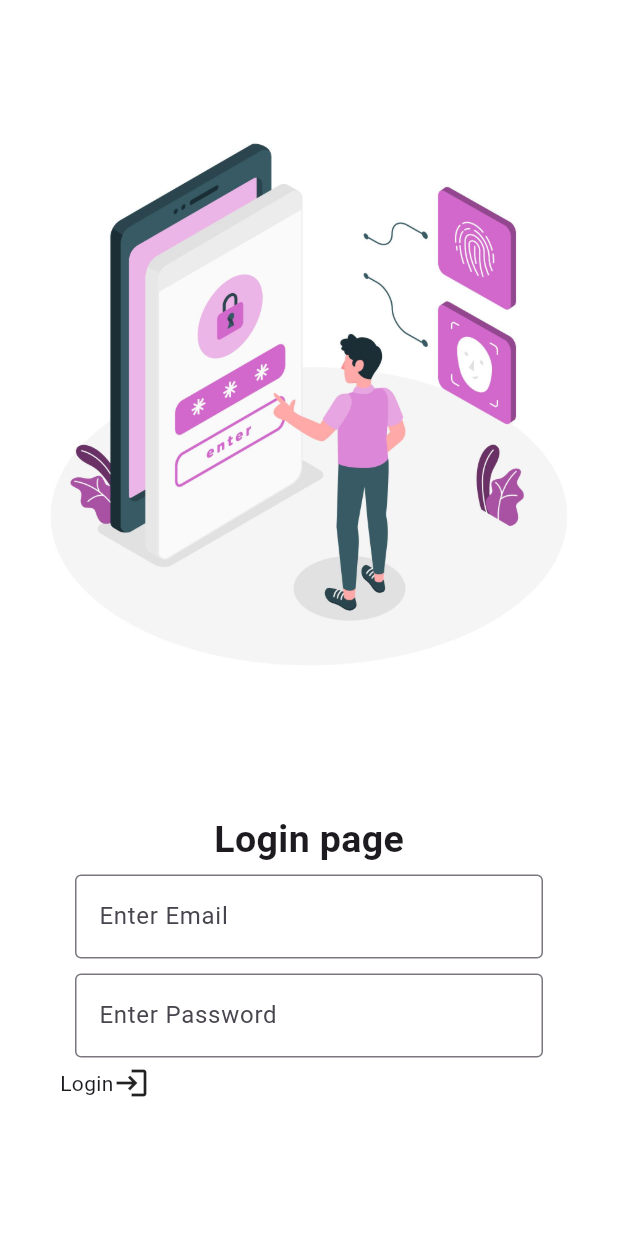
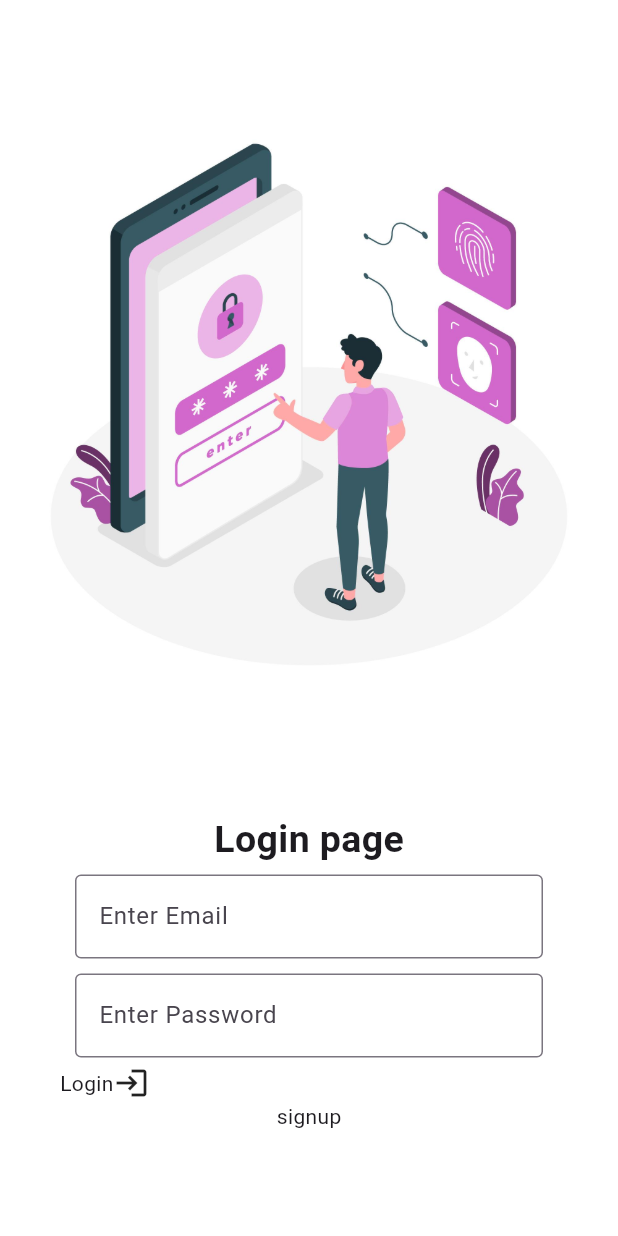
Before and after one commit to deepak7727/flutter-music, a Flutter app: the screen it shows after launch, on a phone screen of 412 x 824 dp. Run offline on Flutter 3.47's test engine with Material 3 defaults, Android fonts, the light colour scheme and no system bars; our stand-ins replace on_audio_query, permission_handler.

```diff
--- a/lib/main.dart
+++ b/lib/main.dart
@@ -2,6 +2,7 @@ import 'package:flutter/material.dart';
 import 'package:flutter_application_1/screens/home_page/home_screen.dart';
 import 'package:flutter_application_1/screens/login_page/login_screen.dart';
 import 'package:flutter_application_1/screens/music_list_page/music_list_screen.dart';
+import 'package:flutter_application_1/screens/signup_page/signup_screen.dart';
 import 'package:flutter_application_1/styles/color_list.dart';
 
 void main() {
@@ -11,7 +12,6 @@ void main() {
 class MyApp extends StatelessWidget {
   const MyApp({super.key});
 
-  // This widget is the root of your application.
   @override
   Widget build(BuildContext context) {
     return MaterialApp(
@@ -24,10 +24,10 @@ class MyApp extends StatelessWidget {
         ),
         scaffoldBackgroundColor: ColorList.scarfoldBackgroundColor,
       ),
-      home: HomeScreen(),
       initialRoute: "/login",
       routes: {
         '/login' : (context) => LoginScreen(),
+        '/signup' : (context) => SignupScreen(),
         '/musiclist' : (context) => MusicListScreen(),
         '/home' : (context) => HomeScreen(),
       },
--- a/lib/screens/login_page/login_screen.dart
+++ b/lib/screens/login_page/login_screen.dart
@@ -63,6 +63,10 @@ class _LoginScreenState extends State<LoginScreen> {
                     title: "Login",
                     icon: Icons.login,
                   ),
+
+                  InkWell(onTap: (){
+                    Navigator.pushNamed(context, '/signup');
+                  },child: Text("signup"),),
                 ],
               ),
             ),
--- a/lib/utils/textfiled_widget.dart
+++ b/lib/utils/textfiled_widget.dart
@@ -3,7 +3,12 @@ import 'package:flutter/material.dart';
 class TextfiledWidget extends StatefulWidget {
   String title;
   TextEditingController controller;
-  TextfiledWidget({super.key, required this.title, required this.controller});
+
+  TextfiledWidget({
+    super.key,
+    required this.title,
+    required this.controller,
+  });
 
   @override
   State<TextfiledWidget> createState() => _TextfiledWidgetState();
```
Also changed, not shown: lib/screens/signup_page/signup_screen.dart (added, +72 -0 lines), 39 other files.
